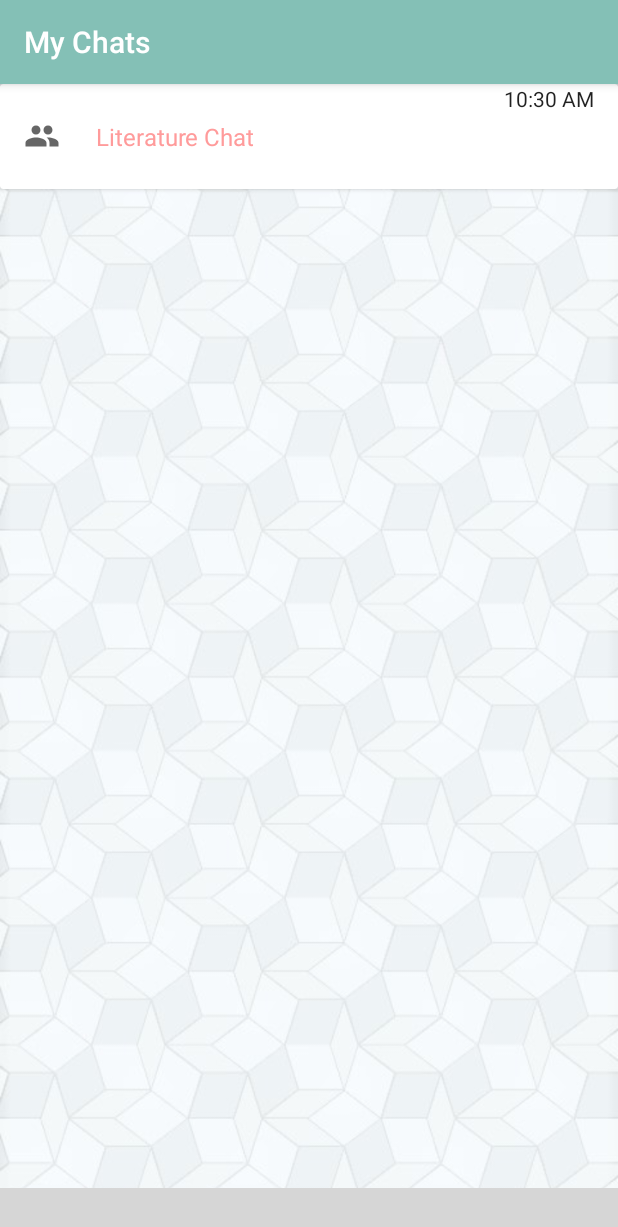
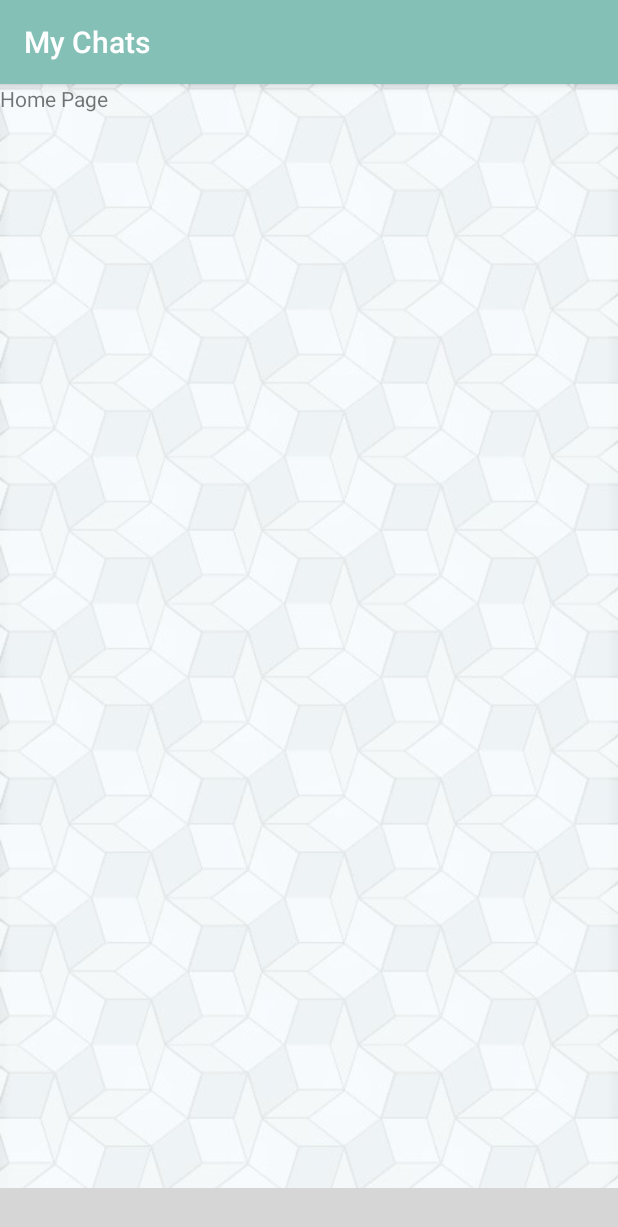
Before and after one commit to saltedfishxx/findastuddy, an Android app: the MainActivity screen opened directly, with no data from a screen before it, on a phone screen of 412 x 824 dp. Shown: the top 1227 px of the screen. Run offline under Robolectric (Android 15) with nearby library versions, the phone set to English and light mode, and no system bars; libraries missing offline, so code that uses them is left out: com.bignerdranch.expandablerecyclerview, com.ittianyu.bottomnavigationviewex; plain views replace BottomNavigationViewEx; 7 statements that could not run were skipped; grey boxes are pictures that could not be loaded.

Commit message:
Added in fragments for each icons pressed for bottom nav bar

```diff
--- a/app/build.gradle
+++ b/app/build.gradle
@@ -22,6 +22,7 @@ dependencies {
     implementation fileTree(dir: 'libs', include: ['*.jar'])
     implementation 'com.android.support:appcompat-v7:27.1.1'
     implementation 'com.android.support.constraint:constraint-layout:1.1.0'
+    implementation 'com.android.support:support-v4:27.1.1'
     testImplementation 'junit:junit:4.12'
     androidTestImplementation 'com.android.support.test:runner:1.0.2'
     androidTestImplementation 'com.android.support.test.espresso:espresso-core:3.0.2'
--- /dev/null
+++ b/app/src/main/java/mapp/com/sg/mapp_ca1/BrowseFragment.java
@@ -0,0 +1,29 @@
+package mapp.com.sg.mapp_ca1;
+
+
+import android.os.Bundle;
+import android.support.v4.app.Fragment;
+import android.view.LayoutInflater;
+import android.view.View;
+import android.view.ViewGroup;
+
+
+/**
+ * A simple {@link Fragment} subclass.
+ */
+public class BrowseFragment extends Fragment {
+
+
+    public BrowseFragment() {
+        // Required empty public constructor
+    }
+
+
+    @Override
+    public View onCreateView(LayoutInflater inflater, ViewGroup container,
+                             Bundle savedInstanceState) {
+        // Inflate the layout for this fragment
+        return inflater.inflate(R.layout.fragment_browse, container, false);
+    }
+
+}
--- /dev/null
+++ b/app/src/main/java/mapp/com/sg/mapp_ca1/HomeFragment.java
@@ -0,0 +1,29 @@
+package mapp.com.sg.mapp_ca1;
+
+
+import android.os.Bundle;
+import android.support.v4.app.Fragment;
+import android.view.LayoutInflater;
+import android.view.View;
+import android.view.ViewGroup;
+
+
+/**
+ * A simple {@link Fragment} subclass.
+ */
+public class HomeFragment extends Fragment {
+
+
+    public HomeFragment() {
+        // Required empty public constructor
+    }
+
+
+    @Override
+    public View onCreateView(LayoutInflater inflater, ViewGroup container,
+                             Bundle savedInstanceState) {
+        // Inflate the layout for this fragment
+        return inflater.inflate(R.layout.fragment_home, container, false);
+    }
+
+}
--- a/app/src/main/java/mapp/com/sg/mapp_ca1/MainActivity.java
+++ b/app/src/main/java/mapp/com/sg/mapp_ca1/MainActivity.java
@@ -1,14 +1,23 @@
 package mapp.com.sg.mapp_ca1;
 
+import android.support.annotation.NonNull;
+import android.support.v4.app.Fragment;
+import android.support.v4.app.FragmentActivity;
+import android.support.v4.app.FragmentManager;
+import android.support.v4.app.FragmentPagerAdapter;
+import android.support.v4.app.FragmentTransaction;
 import android.support.v7.app.AppCompatActivity;
 import android.os.Bundle;
 import android.support.v7.widget.LinearLayoutManager;
 import android.support.v7.widget.RecyclerView;
 import android.view.MenuItem;
+import android.view.View;
 import android.widget.ExpandableListView;
+import android.widget.FrameLayout;
 import android.widget.TextView;
 
 import com.bignerdranch.expandablerecyclerview.Model.ParentObject;
+import com.ittianyu.bottomnavigationviewex.BottomNavigationViewEx;
 
 import java.util.ArrayList;
 import java.util.HashMap;
@@ -18,24 +27,63 @@ import mapp.com.sg.mapp_ca1.Adapter.MainAdapter;
 
 
 public class MainActivity extends AppCompatActivity {
-    RecyclerView recyclerView;
+    //Create Fragments
+    private HomeFragment homeFragment;
+    private BrowseFragment browseFragment;
+    private ProfileFragment profileFragment;
 
-
+    private BottomNavigationViewEx btmNav;
     @Override
     protected void onCreate(Bundle savedInstanceState) {
         setTheme(R.style.AppTheme);
         super.onCreate(savedInstanceState);
         setContentView(R.layout.activity_main);
 
-        recyclerView = (RecyclerView)findViewById(R.id.mRecyclerView);
-        recyclerView.setLayoutManager(new LinearLayoutManager(this));
-
-        MainAdapter adapter = new MainAdapter(this);
 
 
-        recyclerView.setAdapter(adapter);
+
+        //Initialize Fragments
+        homeFragment = new HomeFragment();
+        browseFragment = new BrowseFragment();
+        profileFragment = new ProfileFragment();
+
+        btmNav = (BottomNavigationViewEx) findViewById(R.id.btmNav);
+        btmNav.setTextSize(15);
+        btmNav.setIconSize(30,30);
+        btmNav.enableAnimation(true);
+        btmNav.enableShiftingMode(true);
+        btmNav.enableItemShiftingMode(true);
+
+
+
+        btmNav.setOnNavigationItemSelectedListener(new BottomNavigationViewEx.OnNavigationItemSelectedListener() {
+            @Override
+            public boolean onNavigationItemSelected(@NonNull MenuItem item) {
+                switch(item.getItemId()){
+                    case R.id.action_browse:
+                        setFragment(browseFragment);
+                        break;
+                    case R.id.action_home:
+                        setFragment(homeFragment);
+                        break;
+                    case R.id.action_profile:
+                        setFragment(profileFragment);
+                        break;
+                }
+                return true;
+            }
+        });
+
 
 
     }
 
+    //Change screen based on fragment parsed in
+    private void setFragment(Fragment fragment) {
+        FragmentTransaction fragmentTransaction = getSupportFragmentManager().beginTransaction();
+        fragmentTransaction.replace(R.id.main_screen, fragment);
+        fragmentTransaction.commit();
+    }
+
+
 }
--- /dev/null
+++ b/app/src/main/java/mapp/com/sg/mapp_ca1/ProfileFragment.java
@@ -0,0 +1,29 @@
+package mapp.com.sg.mapp_ca1;
+
+
+import android.os.Bundle;
+import android.support.v4.app.Fragment;
+import android.view.LayoutInflater;
+import android.view.View;
+import android.view.ViewGroup;
+
+
+/**
+ * A simple {@link Fragment} subclass.
+ */
+public class ProfileFragment extends Fragment {
+
+
+    public ProfileFragment() {
+        // Required empty public constructor
+    }
+
+
+    @Override
+    public View onCreateView(LayoutInflater inflater, ViewGroup container,
+                             Bundle savedInstanceState) {
+        // Inflate the layout for this fragment
+        return inflater.inflate(R.layout.fragment_profile, container, false);
+    }
+
+}
--- /dev/null
+++ b/app/src/main/res/color/selector.xml
@@ -0,0 +1,17 @@
+<?xml version="1.0" encoding="utf-8"?>
+<selector xmlns:android="http://schemas.android.com/apk/res/android">
+
+        <item
+            android:state_checked="true"
+            android:color="@color/color_splash"
+            />
+
+        <item
+            android:state_checked="false"
+            android:color="@color/colorPrimary"
+
+            />
+
+
+
+</selector>
--- a/app/src/main/res/layout/activity_main.xml
+++ b/app/src/main/res/layout/activity_main.xml
@@ -2,24 +2,28 @@
 <RelativeLayout xmlns:android="http://schemas.android.com/apk/res/android"
     xmlns:app="http://schemas.android.com/apk/res-auto"
     xmlns:tools="http://schemas.android.com/tools"
+    android:id="@+id/main_screen"
     android:layout_width="match_parent"
     android:layout_height="match_parent"
     android:background="@drawable/wallpaper"
     tools:context=".MainActivity">
 
+    <fragment
+        android:layout_width="wrap_content"
+        android:layout_height="wrap_content"
+        android:name="mapp.com.sg.mapp_ca1.HomeFragment"
+        />
 
-    <android.support.v7.widget.RecyclerView
-        android:id="@+id/mRecyclerView"
-        android:layout_width="match_parent"
-        android:layout_height="match_parent" />
 
     <com.ittianyu.bottomnavigationviewex.BottomNavigationViewEx
+        android:id="@+id/btmNav"
         android:layout_width="match_parent"
         android:layout_height="wrap_content"
         android:layout_alignParentBottom="true"
-        android:background="@color/background_color"
+        android:background="@color/light_text"
         app:menu="@menu/nav_items"
-        app:itemIconTint="@color/colorPrimary"
+        app:itemIconTint="@color/selector"
+        app:itemTextColor="@color/selector"
 
         />
 </RelativeLayout>
--- /dev/null
+++ b/app/src/main/res/layout/fragment_home.xml
@@ -0,0 +1,18 @@
+<?xml version="1.0" encoding="utf-8"?>
+<FrameLayout xmlns:android="http://schemas.android.com/apk/res/android"
+    xmlns:tools="http://schemas.android.com/tools"
+    android:layout_width="match_parent"
+    android:layout_height="match_parent"
+    tools:context=".HomeFragment">
+
+    <!-- TODO: Update blank fragment layout -->
+    <android.support.v7.widget.RecyclerView
+        android:id="@+id/mRecyclerView"
+        android:layout_width="match_parent"
+        android:layout_height="match_parent" />
+    <TextView
+        android:layout_width="wrap_content"
+        android:layout_height="wrap_content"
+        android:text="Home Page"/>
+
+</FrameLayout>
--- a/app/src/main/res/menu/nav_items.xml
+++ b/app/src/main/res/menu/nav_items.xml
@@ -5,7 +5,6 @@
         android:id="@+id/action_browse"
         android:title="@string/menu_browse"
         android:icon="@drawable/icon_browse"
-
         />
 
     <item
--- a/app/src/main/res/values/strings.xml
+++ b/app/src/main/res/values/strings.xml
@@ -13,4 +13,7 @@
     <string name="menu_browse">Browse</string>
     <string name="menu_home">Home</string>
     <string name="menu_profile">Profile</string>
+
+    <!-- TODO: Remove or change this placeholder text -->
+    <string name="hello_blank_fragment">Hello blank fragment</string>
 </resources>
```
Also changed, not shown: app/src/main/res/drawable/border.xml (added, +17 -0 lines), app/src/main/res/drawable/bottom_navigation_selector.xml (deleted, +0 -14 lines), app/src/main/res/layout/fragment_browse.xml (added, +15 -0 lines), app/src/main/res/layout/fragment_profile.xml (added, +14 -0 lines).
